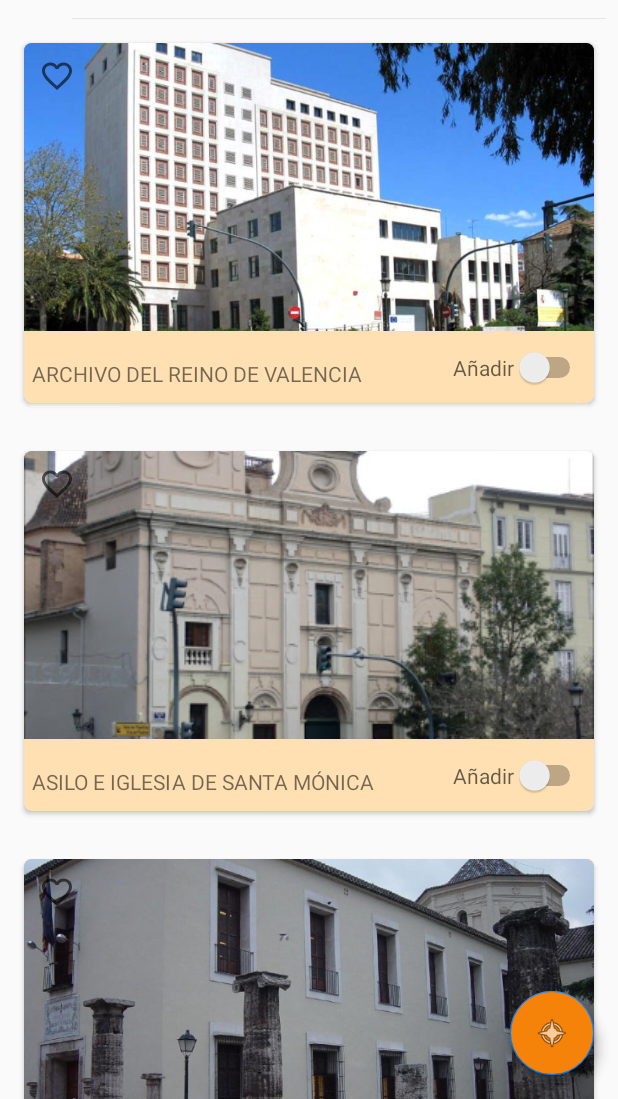
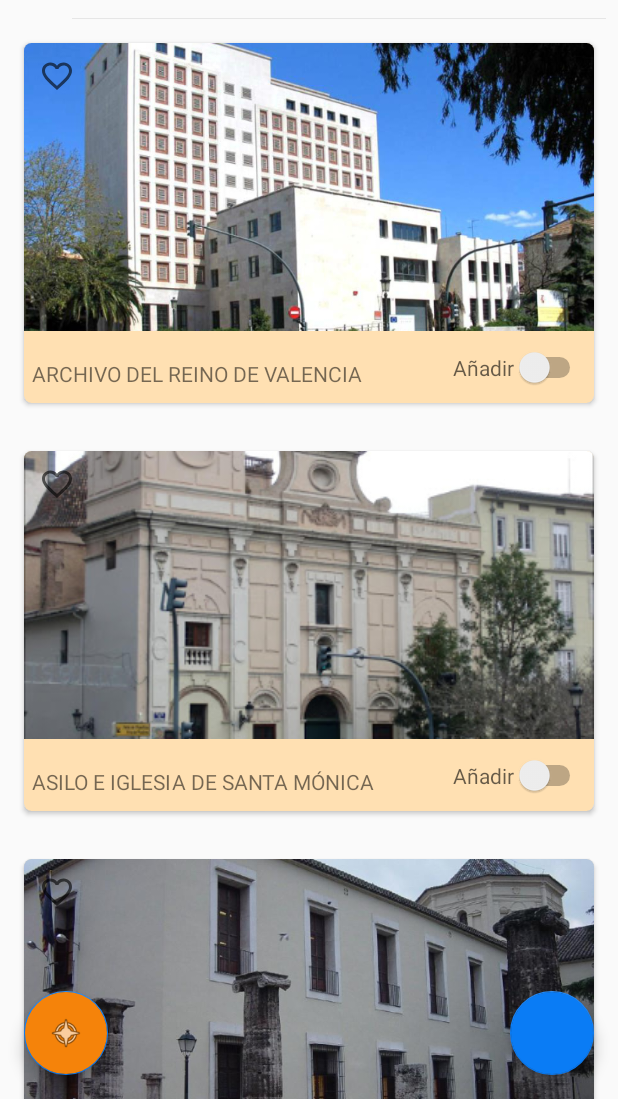
Before and after one commit to Crespuig/Proyecto_Android, an Android app: the MapaFragment screen opened through its navigation route, on a phone screen of 412 x 824 dp, the part 137-1236 px from its top. Run offline under Robolectric (Android 15) with nearby library versions, the phone set to English and light mode, and no system bars; our stand-ins replace Firebase (no records; nobody signed in at launch, a user with empty details on screens opened directly), Picasso, navigation-ui; libraries missing offline, so code that uses them is left out: com.firebase.ui; pictures from the network do not load; 2 statements that could not run were skipped.

Commit message:
btn mapa left

```diff
--- a/app/src/main/res/layout/fragment_mapa.xml
+++ b/app/src/main/res/layout/fragment_mapa.xml
@@ -12,7 +12,7 @@
         android:id="@+id/fab"
         android:layout_width="wrap_content"
         android:layout_height="wrap_content"
-        android:layout_gravity="end|bottom"
+        android:layout_gravity="start|bottom"
         android:src="@android:drawable/ic_menu_compass"
         android:backgroundTint="@color/colorPrimary"
         android:layout_margin="16dp" />
--- a/app/src/main/res/menu/activity_main_drawer.xml
+++ b/app/src/main/res/menu/activity_main_drawer.xml
@@ -4,10 +4,6 @@
     tools:showIn="navigation_view">
 
     <group android:checkableBehavior="single">
-        <item
-            android:id="@+id/nav_home"
-            android:icon="@drawable/ic_baseline_home"
-            android:title="@string/menu_inicio" />
         <item
             android:id="@+id/nav_lista"
             android:icon="@drawable/ic_baseline_list"
```
